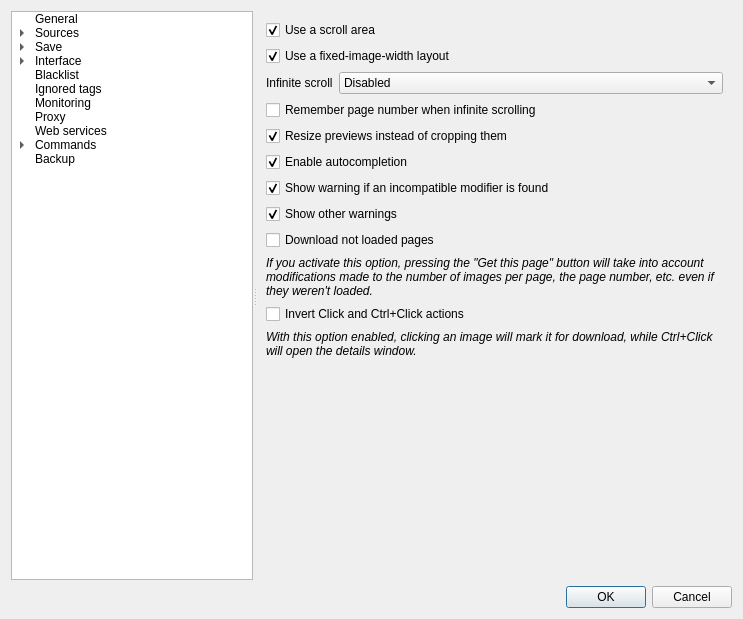
Qt form src/gui/src/settings/options-window.ui (Bionus/imgbrd-grabber) before a commit.
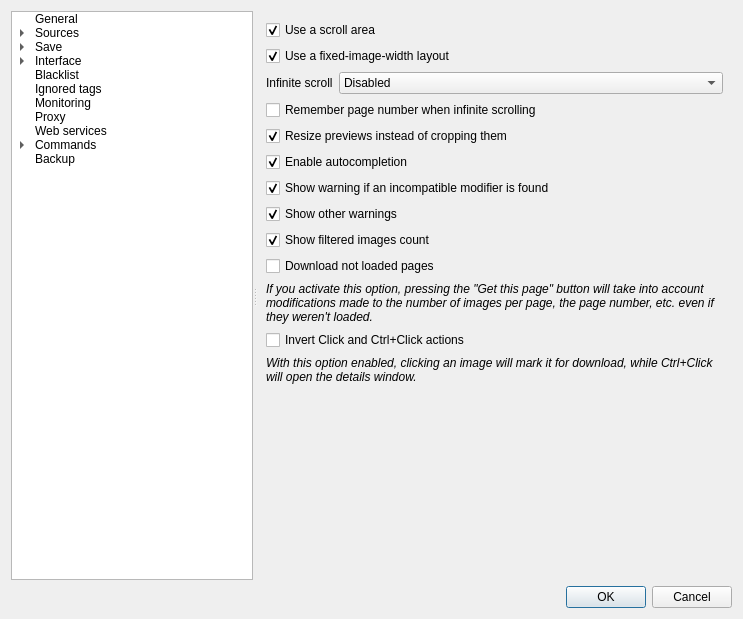
The same form after that commit. The open tabs and pages were chosen to show the change. Icons and pictures are not drawn.

Commit message: feat: add new setting to hide filtered images count (fix #2853)

```diff
--- a/src/gui/src/settings/options-window.ui
+++ b/src/gui/src/settings/options-window.ui
@@ -1752,14 +1752,14 @@
           </property>
          </widget>
         </item>
-        <item row="8" column="0" colspan="2">
+        <item row="9" column="0" colspan="2">
          <widget class="QCheckBox" name="checkGetUnloadedPages">
           <property name="text">
            <string>Download not loaded pages</string>
           </property>
          </widget>
         </item>
-        <item row="9" column="0" colspan="2">
+        <item row="10" column="0" colspan="2">
          <widget class="QLabel" name="labelGetUnloadedPages">
           <property name="font">
            <font>
@@ -1774,14 +1774,14 @@
           </property>
          </widget>
         </item>
-        <item row="10" column="0" colspan="2">
+        <item row="11" column="0" colspan="2">
          <widget class="QCheckBox" name="checkInvertToggle">
           <property name="text">
            <string>Invert Click and Ctrl+Click actions</string>
           </property>
          </widget>
         </item>
-        <item row="11" column="0" colspan="2">
+        <item row="12" column="0" colspan="2">
          <widget class="QLabel" name="labelInvertToggle">
           <property name="font">
            <font>
@@ -1796,6 +1796,16 @@
           </property>
          </widget>
         </item>
+        <item row="8" column="0" colspan="2">
+         <widget class="QCheckBox" name="checkShowFilteredImagesCount">
+          <property name="text">
+           <string>Show filtered images count</string>
+          </property>
+          <property name="checked">
+           <bool>true</bool>
+          </property>
+         </widget>
+        </item>
        </layout>
       </widget>
       <widget class="QWidget" name="pageInterfaceMainWindowShortcuts">
```
The commit also changes 2 other files.
